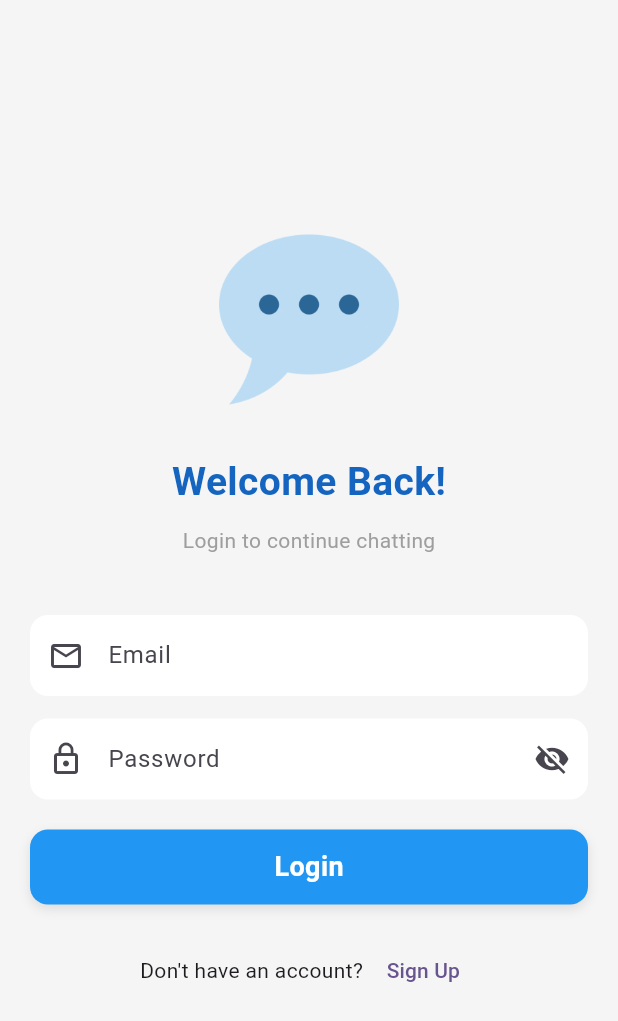
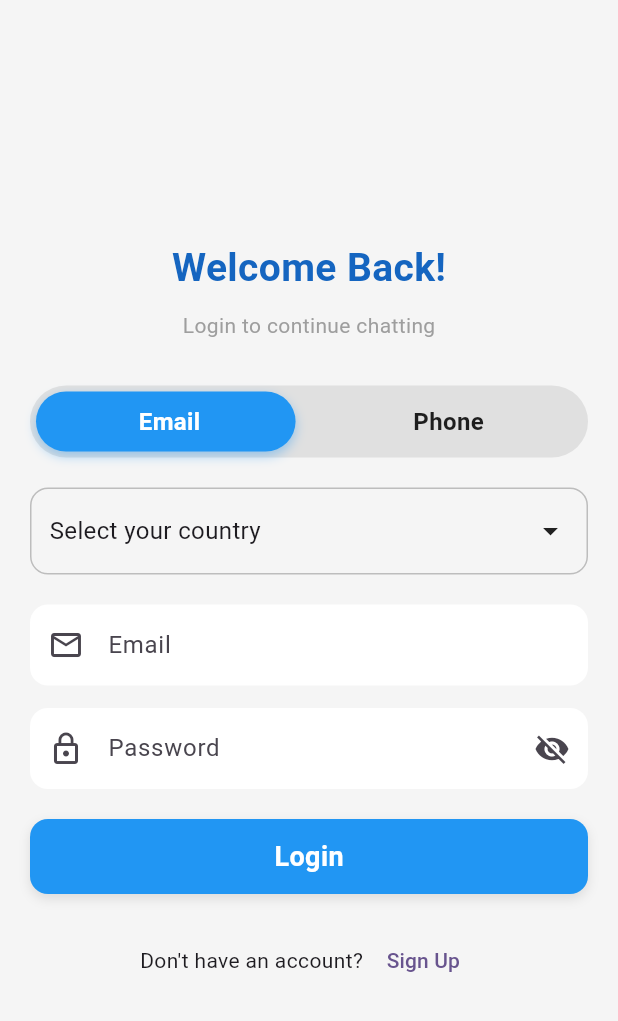
Before and after one commit to mehboobwaqar/tuya_authantication, a Flutter app: the screen it shows after launch, on a phone screen of 412 x 824 dp. Shown: the top 1021 px of the screen. Run offline on Flutter 3.47's test engine with Material 3 defaults, Android fonts, the phone set to English and light mode, and no system bars; our stand-ins replace country_picker.

Commit message:
login with email done

```diff
--- a/lib/ui/authantication/login_screen.dart
+++ b/lib/ui/authantication/login_screen.dart
@@ -1,9 +1,13 @@
-// ignore_for_file: unused_field
-
 import 'package:flutter/material.dart';
-import 'package:iot_basic/ui/authantication/signup_screen.dart';
+import 'package:iot_basic/channels/login_channel.dart';
+import 'package:iot_basic/ui/home/homeScreen.dart';
 import 'package:iot_basic/widget/input_field.dart';
 import 'package:iot_basic/widget/rounded_button.dart';
+import 'package:iot_basic/widget/phone_field.dart';
+import 'package:iot_basic/widget/toggle_button.dart';
+import 'package:iot_basic/widget/country_picker.dart';
+import 'package:country_picker/country_picker.dart';
+import 'package:iot_basic/utils/utils.dart';
 
 class LoginScreen extends StatefulWidget {
   const LoginScreen({super.key});
@@ -13,12 +17,54 @@ class LoginScreen extends StatefulWidget {
 }
 
 class _LoginScreenState extends State<LoginScreen> {
-
   final _formKey = GlobalKey<FormState>();
 
-  var _emailText = '';
-  var _passwordText = '';
+  final TextEditingController _emailController = TextEditingController();
+  final TextEditingController _phoneController = TextEditingController();
+  final TextEditingController _passwordController = TextEditingController();
+
   bool _isLogin = false;
+  bool _isEmailMode = true;
+  Country? _selectedCountry;
+
+  @override
+  void dispose() {
+    _emailController.dispose();
+    _phoneController.dispose();
+    _passwordController.dispose();
+    super.dispose();
+  }
+
+  void _onLogin() async {
+    if (!_formKey.currentState!.validate()) return;
+
+    if ( _selectedCountry == null) {
+      Utils.snackBar("Please select your country", Colors.red, context);
+      return;
+    }
+
+    setState(() => _isLogin = true);
+
+    final response = await loginChannel({
+      "email": _isEmailMode ? _emailController.text : "",
+      "phone": !_isEmailMode ? _phoneController.text : "",
+      "country": _selectedCountry!.name,
+      "countryCode": _selectedCountry!.phoneCode,
+      "password": _passwordController.text,
+    });
+
+    setState(() => _isLogin = false);
+
+    if (response.contains("Login successful")) {
+      Utils.snackBar(response, Colors.blue, context);
+      Navigator.pushReplacement(
+        context,
+        MaterialPageRoute(builder: (context) => const Homescreen()),
+      );
+    } else {
+      Utils.snackBar(response, Colors.red, context);
+    }
+  }
 
   @override
   Widget build(BuildContext context) {
@@ -32,11 +78,6 @@ class _LoginScreenState extends State<LoginScreen> {
             child: Column(
               mainAxisAlignment: MainAxisAlignment.center,
               children: [
-                Image.asset(
-                  'assets/images/chat.png',
-                  height: 120,
-                ),
-                const SizedBox(height: 30),
 
                 Text(
                   "Welcome Back!",
@@ -51,52 +92,83 @@ class _LoginScreenState extends State<LoginScreen> {
                   "Login to continue chatting",
                   style: TextStyle(color: Colors.grey),
                 ),
-                const SizedBox(height: 40),
-                InputField(
+                const SizedBox(height: 30),
+
+                EmailPhoneToggle(
+                  isEmailMode: _isEmailMode,
+                  onToggle: (val) {
+                    setState(() => _isEmailMode = val);
+                  },
+                ),
+
+                const SizedBox(height: 20),
+
+                  CountryPickerWidget(
+                    onCountrySelected: (country) {
+                      setState(() => _selectedCountry = country);
+                    },
+                  ),
+
+                const SizedBox(height: 20),
+
+                _isEmailMode
+                    ? InputField(
+                        controller: _emailController,
                         prefixIcon: Icons.email_outlined,
                         hintText: "Email",
                         validator: (value) {
-                    if(value == null || value.isEmpty){
-                      return 'please enter email';
+                          if (value == null || value.isEmpty) {
+                            return 'Please enter email';
                           }
-                    if(!value.contains('@')){
-                      return 'please enter valid email';
+                          if (!value.contains('@')) {
+                            return 'Please enter valid email';
                           }
                           return null;
                         },
-
+                      )
+                    : PhoneInputField(
+                        countryCode: _selectedCountry?.phoneCode ?? "92",
+                        controller: _phoneController,
                       ),
 
                 const SizedBox(height: 15),
 
                 InputField(
+                  controller: _passwordController,
                   prefixIcon: Icons.lock_outline,
                   hintText: "Password",
                   obscureText: true,
                   validator: (value) {
-                    if(value == null || value.isEmpty){
-                      return 'please enter password';
+                    if (value == null || value.isEmpty) {
+                      return 'Please enter password';
                     }
-                    if(value.length < 6){
-                      return 'please enter 6 digit password';
+                    if (value.length < 6) {
+                      return 'Password must be at least 6 characters';
                     }
                     return null;
                   },
-                  //  onSaved: (value){
-                  //   _passwordText = value!;
-                  // },
                 ),
 
                 const SizedBox(height: 20),
-                RoundedButton(lable: 'Login', onTap: (){}, isUploading: _isLogin),
+
+                RoundedButton(
+                  lable: 'Login',
+                  onTap: _onLogin,
+                  isUploading: _isLogin,
+                ),
+
                 const SizedBox(height: 20),
+
                 Row(
                   mainAxisAlignment: MainAxisAlignment.center,
                   children: [
                     const Text("Don't have an account? "),
                     TextButton(
                       onPressed: () {
-                        Navigator.of(context).push(MaterialPageRoute(builder: (context) => SignupScreen()));
+                        Navigator.of(context).push(
+                          MaterialPageRoute(
+                              builder: (context) => const Homescreen()),
+                        );
                       },
                       child: const Text("Sign Up"),
                     ),
--- /dev/null
+++ b/lib/widget/toggle_button.dart
@@ -0,0 +1,82 @@
+import 'package:flutter/material.dart';
+
+class EmailPhoneToggle extends StatelessWidget {
+  final bool isEmailMode;
+  final ValueChanged<bool> onToggle;
+
+  const EmailPhoneToggle({
+    super.key,
+    required this.isEmailMode,
+    required this.onToggle,
+  });
+
+  @override
+  Widget build(BuildContext context) {
+    return Container(
+      height: 48,
+      decoration: BoxDecoration(
+        color: Colors.grey.shade300,
+        borderRadius: BorderRadius.circular(30),
+      ),
+      child: Stack(
+        children: [
+          AnimatedAlign(
+            duration: const Duration(milliseconds: 300),
+            curve: Curves.easeInOut,
+            alignment:
+                isEmailMode ? Alignment.centerLeft : Alignment.centerRight,
+            child: Container(
+              width: MediaQuery.of(context).size.width * 0.42,
+              margin: const EdgeInsets.symmetric(horizontal: 4, vertical: 4),
+              decoration: BoxDecoration(
+                color: Colors.blue,
+                borderRadius: BorderRadius.circular(25),
+                boxShadow: [
+                  BoxShadow(
+                    color: Colors.blue.withOpacity(0.4),
+                    blurRadius: 6,
+                    offset: const Offset(0, 3),
+                  ),
+                ],
+              ),
+            ),
+          ),
+          Row(
+            children: [
+              Expanded(
+                child: GestureDetector(
+                  onTap: () => onToggle(true),
+                  child: Center(
+                    child: Text(
+                      "Email",
+                      style: TextStyle(
+                        fontSize: 16,
+                        fontWeight: FontWeight.w600,
+                        color: isEmailMode ? Colors.white : Colors.black87,
+                      ),
+                    ),
+                  ),
+                ),
+              ),
+              Expanded(
+                child: GestureDetector(
+                  onTap: () => onToggle(false),
+                  child: Center(
+                    child: Text(
+                      "Phone",
+                      style: TextStyle(
+                        fontSize: 16,
+                        fontWeight: FontWeight.w600,
+                        color: !isEmailMode ? Colors.white : Colors.black87,
+                      ),
+                    ),
+                  ),
+                ),
+              ),
+            ],
+          ),
+        ],
+      ),
+    );
+  }
+}
```
Also changed, not shown: lib/channels/login_channel.dart (added, +11 -0 lines), lib/channels/signup_channel.dart (renamed from lib/channels/channels.dart, +4 -5 lines), lib/ui/authantication/signup_screen.dart (+51 -40 lines), lib/ui/home/homeScreen.dart (added, +14 -0 lines), lib/widget/phone_field.dart (added, +57 -0 lines), lib/widget/input_field.dart (line endings or trailing spaces), 1 other file. Lines whose indentation alone changed are shown as unchanged.
